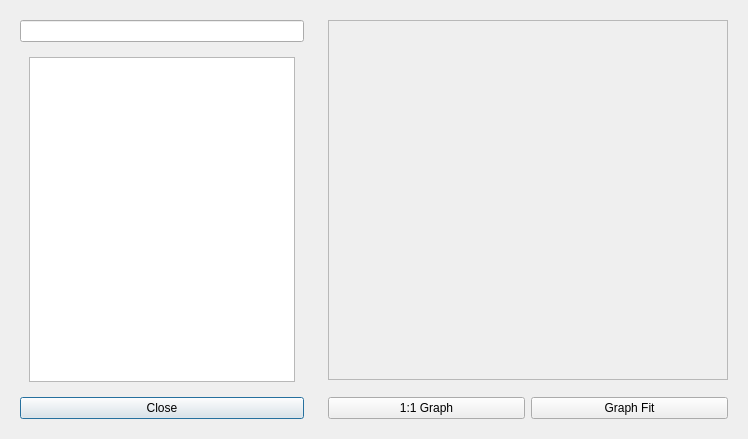
Before: the Qt Designer form ui/calibration_results_hydrograph.ui in Inigobarbe/VFSMOD-GUI, drawn with Qt 5.
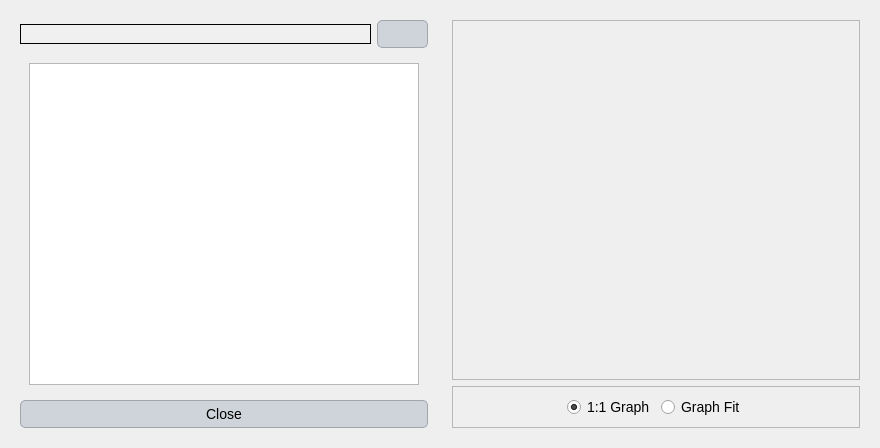
After: the same form once the commit is applied.

```diff
--- a/ui/calibration_results_hydrograph.ui
+++ b/ui/calibration_results_hydrograph.ui
@@ -6,16 +6,125 @@
    <rect>
     <x>0</x>
     <y>0</y>
-    <width>748</width>
-    <height>439</height>
+    <width>880</width>
+    <height>443</height>
    </rect>
   </property>
   <property name="windowTitle">
    <string>Dialog</string>
   </property>
+  <property name="styleSheet">
+   <string notr="true">QLabel {
+    font-family: 'Georgia'; /* Cambiar la fuente a Georgia */
+    font-size: 16px; /* Cambiar el tamaño de la fuente */
+    color: #000000; /* Color del texto (blanco) */
+}
+
+QLineEdit {
+    font-family: 'Georgia'; /* Cambiar la fuente a Georgia */
+    font-size: 14px; /* Cambiar el tamaño de la fuente */
+    color: #000000; /* Color del texto (blanco) */
+    background-color: #f0f0f0; /* Color de fondo del QLineEdit */
+    border: 1px solid #000000; /* Borde blanco */
+}
+
+QComboBox {
+    font-family: 'Georgia'; /* Cambiar la fuente a Georgia */
+    font-size: 14px; /* Cambiar el tamaño de la fuente */
+    color: #000000; /* Color del texto (blanco) */
+    background-color: #cfd4da; /* Fondo oscuro del ComboBox */
+}
+
+QRadioButton {
+    font-family: 'Georgia'; /* Cambiar la fuente a Georgia */
+    font-size: 14px; /* Cambiar el tamaño de la fuente */
+    color: #000000; /* Color del texto (blanco) */
+}
+
+QCheckBox {
+    font-family: 'Georgia'; /* Cambiar la fuente a Georgia */
+    font-size: 14px; /* Cambiar el tamaño de la fuente */
+    color: #000000; /* Color del texto (blanco) */
+}
+
+/* Cambiar la fuente y estilo de los QPushButton */
+QPushButton {
+    font-family: 'Georgia'; /* Cambiar la fuente */
+    font-size: 14px; /* Cambiar el tamaño de la fuente */
+    color: #000000; /* Color del texto negro */
+    background-color: #cfd4da; /* Fondo gris claro */
+    border: 1px solid #a1a6ad; /* Borde gris medio */
+    border-radius: 5px; /* Bordes redondeados */
+    padding: 5px; /* Espaciado interno */
+}
+
+/* Estilo cuando el ratón pasa sobre el botón */
+QPushButton:hover {
+    color: #000000; /* Mantener el texto negro */
+    background-color: #b7bcc3; /* Fondo gris un poco más oscuro al pasar el mouse */
+}
+
+/* Estilo cuando el botón está presionado */
+QPushButton:pressed {
+    background-color: #a6acb3; /* Fondo ligeramente más oscuro al presionar */
+    color: #000000; /* Mantener el texto negro cuando se presiona */
+}
+
+
+
+/* Estilo general para QTableWidget y QTableView */
+QTableWidget, QTableView {
+    font-family: 'Georgia'; /* Cambiar la fuente a Georgia */
+    font-size: 14px; /* Tamaño de la fuente */
+    color: #000000; /* Color del texto negro */
+    background-color: #e6e9ed; /* Fondo gris claro para la tabla */
+    gridline-color: #a1a6ad; /* Color de las líneas de la tabla (gris medio) */
+    selection-background-color: #b7bcc3; /* Color de fondo cuando se selecciona una celda (gris suave) */
+    selection-color: #000000; /* Color del texto cuando la celda está seleccionada (negro) */
+}
+
+/* Estilo para el encabezado horizontal de la tabla */
+QHeaderView::section {
+    font-family: 'Georgia'; /* Cambiar la fuente a Georgia */
+    font-size: 14px; /* Tamaño de la fuente */
+    color: #000000; /* Color del texto negro */
+    background-color: #cfd4da; /* Fondo gris claro del encabezado */
+    border: 1px solid #a1a6ad; /* Borde gris medio entre las secciones */
+    padding: 4px; /* Espaciado interno en el encabezado */
+}
+
+/* Estilo para las celdas de la tabla al pasar el mouse */
+QTableWidget::item:hover, QTableView::item:hover {
+    background-color: #b7bcc3; /* Fondo gris suave al pasar el mouse */
+    color: #000000; /* Mantener el texto negro */
+}
+
+/* Estilo para las celdas cuando están seleccionadas */
+QTableWidget::item:selected, QTableView::item:selected {
+    background-color: #a6acb3; /* Fondo gris intermedio cuando está seleccionado */
+    color: #000000; /* Texto negro cuando está seleccionado */
+}
+
+/* Ajustar el tamaño de las celdas */
+QTableWidget::item, QTableView::item {
+    padding: 4px; /* Espaciado interno de las celdas */
+}
+
+/* Estilo para el borde inferior de la tabla */
+QTableCornerButton::section {
+    background-color: #cfd4da; /* Fondo del botón de esquina */
+    border: 1px solid #a1a6ad; /* Borde gris medio del botón de esquina */
+}</string>
+  </property>
   <layout class="QGridLayout" name="gridLayout_4">
    <item row="0" column="0">
     <widget class="QFrame" name="frame_2">
+     <property name="minimumSize">
+      <size>
+       <width>300</width>
+       <height>0</height>
+      </size>
+     </property>
      <property name="frameShape">
       <enum>QFrame::NoFrame</enum>
      </property>
@@ -24,14 +133,18 @@
      </property>
      <layout class="QGridLayout" name="gridLayout_2">
       <item row="0" column="0">
-       <widget class="QLineEdit" name="lineEdit"/>
-      </item>
-      <item row="3" column="0">
-       <widget class="QPushButton" name="pushButton_3">
-        <property name="text">
-         <string>Close</string>
-        </property>
-       </widget>
+       <layout class="QHBoxLayout" name="horizontalLayout">
+        <item>
+         <widget class="QLineEdit" name="results"/>
+        </item>
+        <item>
+         <widget class="QPushButton" name="browse">
+          <property name="text">
+           <string/>
+          </property>
+         </widget>
+        </item>
+       </layout>
       </item>
       <item row="1" column="0">
        <widget class="QScrollArea" name="scrollArea">
@@ -46,8 +159,8 @@
           <rect>
            <x>0</x>
            <y>0</y>
-           <width>288</width>
-           <height>348</height>
+           <width>410</width>
+           <height>335</height>
           </rect>
          </property>
          <layout class="QGridLayout" name="gridLayout">
@@ -58,6 +171,13 @@
         </widget>
        </widget>
       </item>
+      <item row="2" column="0">
+       <widget class="QPushButton" name="pushButton_3">
+        <property name="text">
+         <string>Close</string>
+        </property>
+       </widget>
+      </item>
      </layout>
     </widget>
    </item>
@@ -70,24 +190,6 @@
       <enum>QFrame::Raised</enum>
      </property>
      <layout class="QGridLayout" name="gridLayout_3">
-      <item row="2" column="0">
-       <layout class="QHBoxLayout" name="horizontalLayout_2">
-        <item>
-         <widget class="QPushButton" name="pushButton">
-          <property name="text">
-           <string>1:1 Graph</string>
-          </property>
-         </widget>
-        </item>
-        <item>
-         <widget class="QPushButton" name="pushButton_2">
-          <property name="text">
-           <string>Graph Fit</string>
-          </property>
-         </widget>
-        </item>
-       </layout>
-      </item>
       <item row="0" column="0">
        <widget class="QFrame" name="frame">
         <property name="minimumSize">
@@ -105,17 +207,59 @@
        </widget>
       </item>
       <item row="1" column="0">
-       <spacer name="verticalSpacer">
-        <property name="orientation">
-         <enum>Qt::Vertical</enum>
+       <widget class="QFrame" name="frame_4">
+        <property name="frameShape">
+         <enum>QFrame::StyledPanel</enum>
         </property>
-        <property name="sizeHint" stdset="0">
-         <size>
-          <width>20</width>
-          <height>40</height>
-         </size>
+        <property name="frameShadow">
+         <enum>QFrame::Raised</enum>
         </property>
-       </spacer>
+        <layout class="QGridLayout" name="gridLayout_5">
+         <item row="0" column="0">
+          <spacer name="horizontalSpacer">
+           <property name="orientation">
+            <enum>Qt::Horizontal</enum>
+           </property>
+           <property name="sizeHint" stdset="0">
+            <size>
+             <width>40</width>
+             <height>20</height>
+            </size>
+           </property>
+          </spacer>
+         </item>
+         <item row="0" column="1">
+          <widget class="QRadioButton" name="one_one">
+           <property name="text">
+            <string>1:1 Graph</string>
+           </property>
+           <property name="checked">
+            <bool>true</bool>
+           </property>
+          </widget>
+         </item>
+         <item row="0" column="2">
+          <widget class="QRadioButton" name="graph_fit">
+           <property name="text">
+            <string>Graph Fit</string>
+           </property>
+          </widget>
+         </item>
+         <item row="0" column="3">
+          <spacer name="horizontalSpacer_2">
+           <property name="orientation">
+            <enum>Qt::Horizontal</enum>
+           </property>
+           <property name="sizeHint" stdset="0">
+            <size>
+             <width>40</width>
+             <height>20</height>
+            </size>
+           </property>
+          </spacer>
+         </item>
+        </layout>
+       </widget>
       </item>
      </layout>
     </widget>
```
